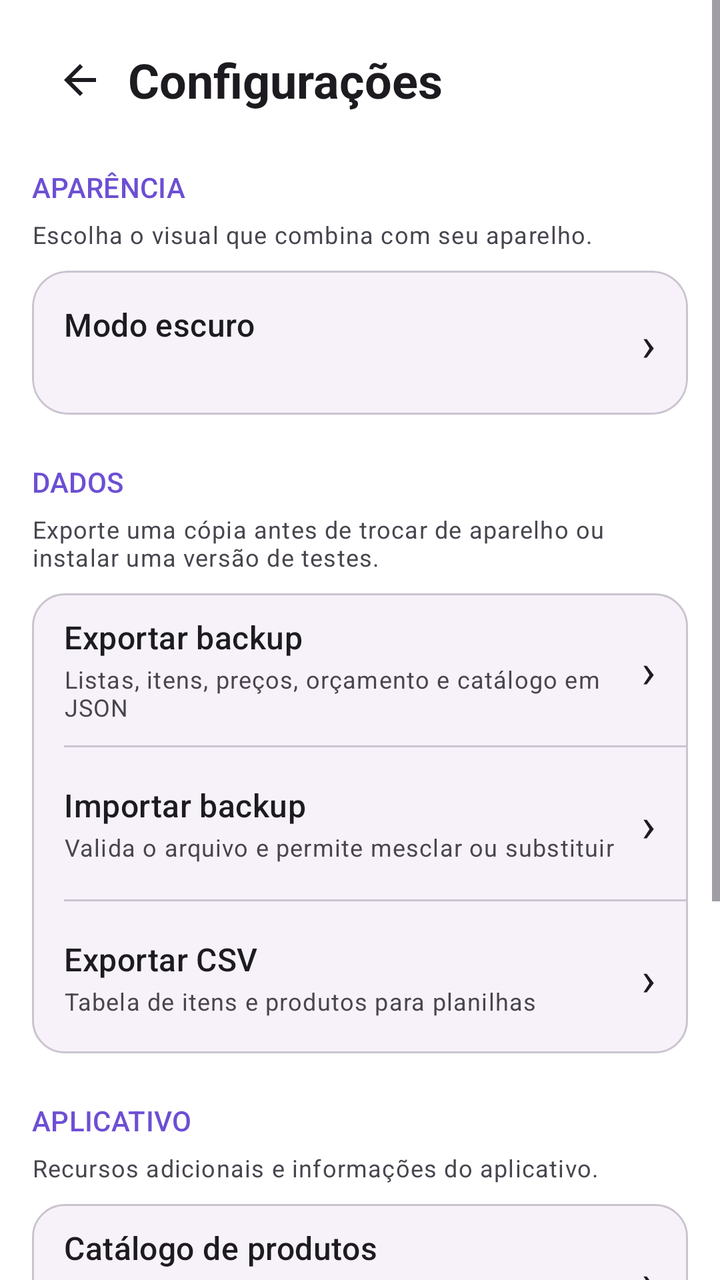
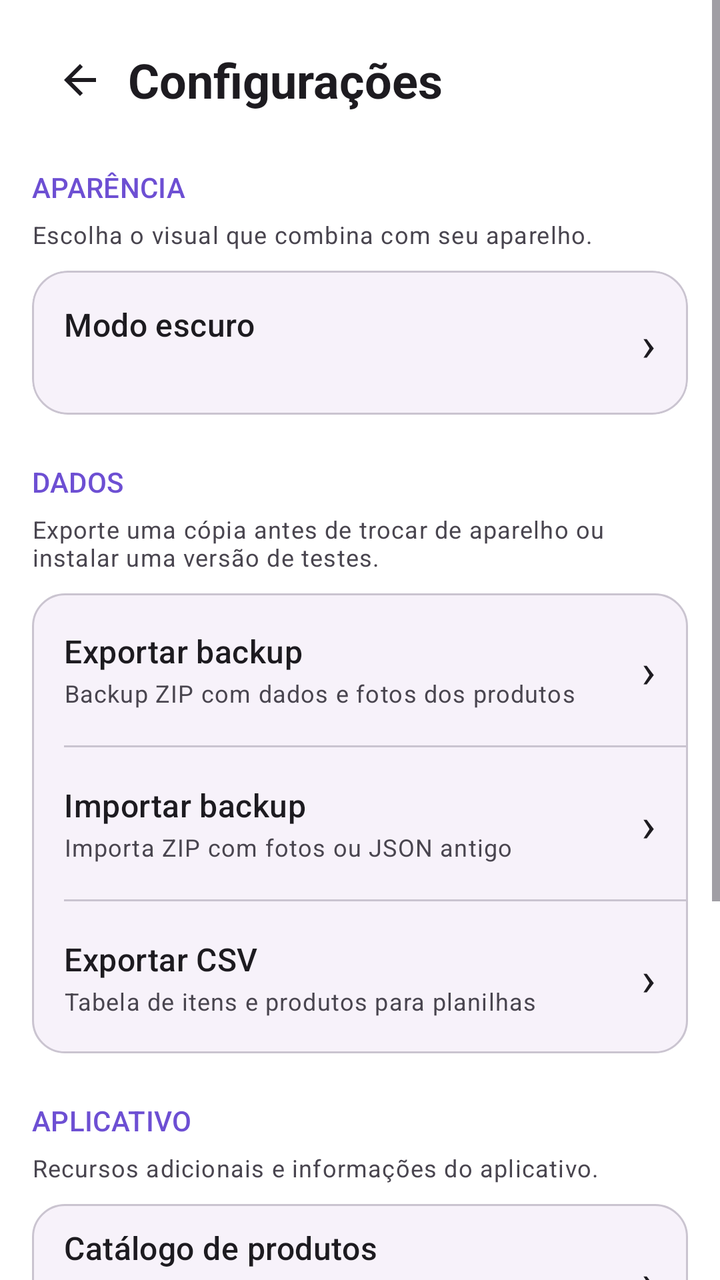

Compare the two renders of this Android layout. The source of the first and the diff that turns it into the second are given below.
<!-- AndroidManifest.xml: application theme Theme.ListaCompras -->
<!-- res/layout/activity_settings.xml -->
<?xml version="1.0" encoding="utf-8"?>
<ScrollView android:id="@+id/rootSettings" xmlns:android="http://schemas.android.com/apk/res/android"
    xmlns:app="http://schemas.android.com/apk/res-auto"
    android:layout_width="match_parent"
    android:layout_height="match_parent"
    android:background="?attr/colorSurface">

    <LinearLayout
        android:layout_width="match_parent"
        android:layout_height="wrap_content"
        android:orientation="vertical"
        android:padding="16dp">

        <LinearLayout
            android:layout_width="match_parent"
            android:layout_height="wrap_content"
            android:gravity="center_vertical"
            android:orientation="horizontal">

            <ImageButton
                android:id="@+id/buttonBackSettings"
                android:layout_width="48dp"
                android:layout_height="48dp"
                android:background="?attr/selectableItemBackgroundBorderless"
                android:contentDescription="Voltar"
                android:padding="12dp"
                android:src="@drawable/ic_back" />

            <TextView
                android:layout_width="0dp"
                android:layout_height="wrap_content"
                android:layout_weight="1"
                android:text="Configurações"
                android:textAppearance="@style/TextAppearance.Material3.HeadlineSmall"
                android:textStyle="bold" />
        </LinearLayout>

        <TextView
            android:layout_width="match_parent"
            android:layout_height="wrap_content"
            android:layout_marginTop="20dp"
            android:layout_marginBottom="6dp"
            android:text="APARÊNCIA"
            android:textAppearance="@style/TextAppearance.Material3.LabelLarge"
            android:textColor="?attr/colorPrimary" />
        <TextView
            android:layout_width="match_parent"
            android:layout_height="wrap_content"
            android:layout_marginBottom="10dp"
            android:text="Escolha o visual que combina com seu aparelho."
            android:textAppearance="@style/TextAppearance.Material3.BodySmall"
            android:textColor="?attr/colorOnSurfaceVariant" />

        <com.google.android.material.card.MaterialCardView
    style="@style/Widget.ListaCompras.Card"
            android:id="@+id/rowAppearance"
            android:layout_width="match_parent"
            android:layout_height="wrap_content"
            android:clickable="true"
            android:focusable="true"
            android:foreground="?attr/selectableItemBackground"
            app:cardBackgroundColor="?attr/colorSurfaceContainerLow"
            app:cardCornerRadius="18dp"
            app:cardElevation="0dp">

            <LinearLayout
                android:layout_width="match_parent"
                android:layout_height="wrap_content"
                android:minHeight="72dp"
                android:gravity="center_vertical"
                android:orientation="horizontal"
                android:padding="16dp">

                <LinearLayout
                    android:layout_width="0dp"
                    android:layout_height="wrap_content"
                    android:layout_weight="1"
                    android:orientation="vertical">
                    <TextView android:layout_width="wrap_content" android:layout_height="wrap_content" android:text="Modo escuro" android:textAppearance="@style/TextAppearance.Material3.TitleMedium" />
                    <TextView android:id="@+id/textAppearanceValue" android:layout_width="wrap_content" android:layout_height="wrap_content" android:layout_marginTop="2dp" android:textAppearance="@style/TextAppearance.Material3.BodySmall" />
                </LinearLayout>
                <TextView android:layout_width="wrap_content" android:layout_height="wrap_content" android:text="›" android:textAppearance="@style/TextAppearance.Material3.HeadlineSmall" />
            </LinearLayout>
        </com.google.android.material.card.MaterialCardView>

        <TextView
            android:layout_width="match_parent"
            android:layout_height="wrap_content"
            android:layout_marginTop="24dp"
            android:layout_marginBottom="6dp"
            android:text="DADOS"
            android:textAppearance="@style/TextAppearance.Material3.LabelLarge"
            android:textColor="?attr/colorPrimary" />
        <TextView
            android:layout_width="match_parent"
            android:layout_height="wrap_content"
            android:layout_marginBottom="10dp"
            android:text="Exporte uma cópia antes de trocar de aparelho ou instalar uma versão de testes."
            android:textAppearance="@style/TextAppearance.Material3.BodySmall"
            android:textColor="?attr/colorOnSurfaceVariant" />

        <LinearLayout
            android:layout_width="match_parent"
            android:layout_height="wrap_content"
            android:orientation="vertical"
            android:background="@drawable/bg_settings_group">

            <LinearLayout android:id="@+id/rowExportBackup" android:layout_width="match_parent" android:layout_height="76dp" android:gravity="center_vertical" android:paddingHorizontal="16dp" android:clickable="true" android:focusable="true" android:background="?attr/selectableItemBackground" android:orientation="horizontal">
                <LinearLayout android:layout_width="0dp" android:layout_height="wrap_content" android:layout_weight="1" android:orientation="vertical">
                    <TextView android:layout_width="wrap_content" android:layout_height="wrap_content" android:text="Exportar backup" android:textAppearance="@style/TextAppearance.Material3.TitleMedium" />
                    <TextView android:layout_width="wrap_content" android:layout_height="wrap_content" android:layout_marginTop="2dp" android:text="Listas, itens, preços, orçamento e catálogo em JSON" android:textAppearance="@style/TextAppearance.Material3.BodySmall" />
                </LinearLayout>
                <TextView android:layout_width="wrap_content" android:layout_height="wrap_content" android:text="›" android:textAppearance="@style/TextAppearance.Material3.HeadlineSmall" />
            </LinearLayout>

            <View android:layout_width="match_parent" android:layout_height="1dp" android:layout_marginStart="16dp" android:background="?attr/colorOutlineVariant" />

            <LinearLayout android:id="@+id/rowImportBackup" android:layout_width="match_parent" android:layout_height="76dp" android:gravity="center_vertical" android:paddingHorizontal="16dp" android:clickable="true" android:focusable="true" android:background="?attr/selectableItemBackground" android:orientation="horizontal">
                <LinearLayout android:layout_width="0dp" android:layout_height="wrap_content" android:layout_weight="1" android:orientation="vertical">
                    <TextView android:layout_width="wrap_content" android:layout_height="wrap_content" android:text="Importar backup" android:textAppearance="@style/TextAppearance.Material3.TitleMedium" />
                    <TextView android:layout_width="wrap_content" android:layout_height="wrap_content" android:layout_marginTop="2dp" android:text="Valida o arquivo e permite mesclar ou substituir" android:textAppearance="@style/TextAppearance.Material3.BodySmall" />
                </LinearLayout>
                <TextView android:layout_width="wrap_content" android:layout_height="wrap_content" android:text="›" android:textAppearance="@style/TextAppearance.Material3.HeadlineSmall" />
            </LinearLayout>

            <View android:layout_width="match_parent" android:layout_height="1dp" android:layout_marginStart="16dp" android:background="?attr/colorOutlineVariant" />

            <LinearLayout android:id="@+id/rowExportCsv" android:layout_width="match_parent" android:layout_height="76dp" android:gravity="center_vertical" android:paddingHorizontal="16dp" android:clickable="true" android:focusable="true" android:background="?attr/selectableItemBackground" android:orientation="horizontal">
                <LinearLayout android:layout_width="0dp" android:layout_height="wrap_content" android:layout_weight="1" android:orientation="vertical">
                    <TextView android:layout_width="wrap_content" android:layout_height="wrap_content" android:text="Exportar CSV" android:textAppearance="@style/TextAppearance.Material3.TitleMedium" />
                    <TextView android:layout_width="wrap_content" android:layout_height="wrap_content" android:layout_marginTop="2dp" android:text="Tabela de itens e produtos para planilhas" android:textAppearance="@style/TextAppearance.Material3.BodySmall" />
                </LinearLayout>
                <TextView android:layout_width="wrap_content" android:layout_height="wrap_content" android:text="›" android:textAppearance="@style/TextAppearance.Material3.HeadlineSmall" />
            </LinearLayout>
        </LinearLayout>

        <TextView
            android:layout_width="match_parent"
            android:layout_height="wrap_content"
            android:layout_marginTop="24dp"
            android:layout_marginBottom="6dp"
            android:text="APLICATIVO"
            android:textAppearance="@style/TextAppearance.Material3.LabelLarge"
            android:textColor="?attr/colorPrimary" />
        <TextView
            android:layout_width="match_parent"
            android:layout_height="wrap_content"
            android:layout_marginBottom="10dp"
            android:text="Recursos adicionais e informações do aplicativo."
            android:textAppearance="@style/TextAppearance.Material3.BodySmall"
            android:textColor="?attr/colorOnSurfaceVariant" />

        <LinearLayout
            android:layout_width="match_parent"
            android:layout_height="wrap_content"
            android:orientation="vertical"
            android:background="@drawable/bg_settings_group">

            <LinearLayout android:id="@+id/rowCatalog" android:layout_width="match_parent" android:layout_height="76dp" android:gravity="center_vertical" android:paddingHorizontal="16dp" android:clickable="true" android:focusable="true" android:background="?attr/selectableItemBackground" android:orientation="horizontal">
                <LinearLayout android:layout_width="0dp" android:layout_height="wrap_content" android:layout_weight="1" android:orientation="vertical">
                    <TextView android:layout_width="wrap_content" android:layout_height="wrap_content" android:text="Catálogo de produtos" android:textAppearance="@style/TextAppearance.Material3.TitleMedium" />
                    <TextView android:layout_width="wrap_content" android:layout_height="wrap_content" android:layout_marginTop="2dp" android:text="Produtos conhecidos, último preço e código de barras" android:textAppearance="@style/TextAppearance.Material3.BodySmall" />
                </LinearLayout>
                <TextView android:layout_width="wrap_content" android:layout_height="wrap_content" android:text="›" android:textAppearance="@style/TextAppearance.Material3.HeadlineSmall" />
            </LinearLayout>

            <View android:layout_width="match_parent" android:layout_height="1dp" android:layout_marginStart="16dp" android:background="?attr/colorOutlineVariant" />

            <LinearLayout android:id="@+id/rowChanges" android:layout_width="match_parent" android:layout_height="68dp" android:gravity="center_vertical" android:paddingHorizontal="16dp" android:clickable="true" android:focusable="true" android:background="?attr/selectableItemBackground" android:orientation="horizontal">
                <TextView android:layout_width="0dp" android:layout_height="wrap_content" android:layout_weight="1" android:text="Últimas alterações" android:textAppearance="@style/TextAppearance.Material3.TitleMedium" />
                <TextView android:layout_width="wrap_content" android:layout_height="wrap_content" android:text="›" android:textAppearance="@style/TextAppearance.Material3.HeadlineSmall" />
            </LinearLayout>

            <View android:layout_width="match_parent" android:layout_height="1dp" android:layout_marginStart="16dp" android:background="?attr/colorOutlineVariant" />

            <LinearLayout android:id="@+id/rowDonation" android:layout_width="match_parent" android:layout_height="76dp" android:gravity="center_vertical" android:paddingHorizontal="16dp" android:clickable="true" android:focusable="true" android:background="?attr/selectableItemBackground" android:orientation="horizontal">
                <LinearLayout android:layout_width="0dp" android:layout_height="wrap_content" android:layout_weight="1" android:orientation="vertical">
                    <TextView android:layout_width="wrap_content" android:layout_height="wrap_content" android:text="Doação via Pix" android:textAppearance="@style/TextAppearance.Material3.TitleMedium" />
                    <TextView android:layout_width="wrap_content" android:layout_height="wrap_content" android:layout_marginTop="2dp" android:text="adriedson@outlook.com" android:textAppearance="@style/TextAppearance.Material3.BodySmall" />
                </LinearLayout>
                <TextView android:layout_width="wrap_content" android:layout_height="wrap_content" android:text="›" android:textAppearance="@style/TextAppearance.Material3.HeadlineSmall" />
            </LinearLayout>

            <View android:layout_width="match_parent" android:layout_height="1dp" android:layout_marginStart="16dp" android:background="?attr/colorOutlineVariant" />

            <LinearLayout android:id="@+id/rowAbout" android:layout_width="match_parent" android:layout_height="68dp" android:gravity="center_vertical" android:paddingHorizontal="16dp" android:clickable="true" android:focusable="true" android:background="?attr/selectableItemBackground" android:orientation="horizontal">
                <TextView android:layout_width="0dp" android:layout_height="wrap_content" android:layout_weight="1" android:text="Sobre" android:textAppearance="@style/TextAppearance.Material3.TitleMedium" />
                <TextView android:layout_width="wrap_content" android:layout_height="wrap_content" android:text="›" android:textAppearance="@style/TextAppearance.Material3.HeadlineSmall" />
            </LinearLayout>
        </LinearLayout>
    </LinearLayout>
</ScrollView>
<!-- resources referenced by this layout -->
<resources>
  <!-- drawable bg_settings_group (drawable) -->
  <?xml version="1.0" encoding="utf-8"?>
  <shape xmlns:android="http://schemas.android.com/apk/res/android" android:shape="rectangle">
      <solid android:color="?attr/colorSurfaceContainerLow" />
      <corners android:radius="16dp" />
      <stroke android:width="1dp" android:color="?attr/colorOutlineVariant" />
  </shape>
  <!-- drawable ic_back (drawable) -->
  <vector xmlns:android="http://schemas.android.com/apk/res/android" android:width="24dp" android:height="24dp" android:viewportWidth="24" android:viewportHeight="24">
      <path android:fillColor="?attr/colorOnSurface" android:pathData="M20,11H7.83l5.59,-5.59L12,4l-8,8 8,8 1.42,-1.41L7.83,13H20v-2z" />
  </vector>
  <style name="Widget.ListaCompras.Card" parent="Widget.Material3.CardView.Outlined">
          <item name="cardCornerRadius">@dimen/lc_radius_card</item>
          <item name="cardElevation">0dp</item>
          <item name="strokeColor">?attr/colorOutlineVariant</item>
          <item name="strokeWidth">1dp</item>
          <item name="cardBackgroundColor">?attr/colorSurfaceContainerLow</item>
      </style>
  <style name="Theme.ListaCompras" parent="Theme.Material3.DayNight.NoActionBar">
          <item name="colorPrimary">@color/primary</item>
          <item name="colorOnPrimary">@color/on_primary</item>
          <item name="colorPrimaryContainer">@color/primary_container</item>
          <item name="colorOnPrimaryContainer">@color/on_primary_container</item>
          <item name="colorSecondary">@color/secondary</item>
          <item name="colorOnSecondary">@color/on_secondary</item>
          <item name="colorSecondaryContainer">@color/secondary_container</item>
          <item name="colorOnSecondaryContainer">@color/on_secondary_container</item>
          <item name="android:colorBackground">@color/dark_background</item>
          <item name="colorSurface">@color/dark_surface</item>
          <item name="colorSurfaceVariant">@color/dark_surface_variant</item>
          <item name="colorSurfaceContainerLowest">@color/dark_surface_lowest</item>
          <item name="colorSurfaceContainerLow">@color/dark_surface_low</item>
          <item name="colorSurfaceContainer">@color/dark_surface_container</item>
          <item name="colorSurfaceContainerHigh">@color/dark_surface_high</item>
          <item name="colorSurfaceContainerHighest">@color/dark_surface_highest</item>
          <item name="colorOnSurface">@color/dark_on_surface</item>
          <item name="colorOnSurfaceVariant">@color/dark_on_surface_variant</item>
          <item name="colorOutline">@color/dark_outline</item>
          <item name="colorOutlineVariant">@color/dark_outline_variant</item>
          <item name="android:navigationBarColor">?attr/colorSurface</item>
          <item name="android:statusBarColor">?attr/colorSurface</item>
          <item name="android:windowLightStatusBar" tools:targetApi="m">true</item>
      </style>
  <dimen name="lc_radius_card">20dp</dimen>
  <color name="primary">#6D4FD3</color>
  <color name="on_primary">#FFFFFF</color>
  <color name="primary_container">#E9E1FF</color>
  <color name="on_primary_container">#24124F</color>
  <color name="secondary">#625B71</color>
  <color name="on_secondary">#FFFFFF</color>
  <color name="secondary_container">#E8DEF8</color>
  <color name="on_secondary_container">#1D192B</color>
  <color name="dark_background">#F7F7FC</color>
  <color name="dark_surface">#FFFFFF</color>
  <color name="dark_surface_variant">#F0EDF5</color>
  <color name="dark_surface_lowest">#FFFFFF</color>
  <color name="dark_surface_low">#F7F2FA</color>
  <color name="dark_surface_container">#F4F0FA</color>
  <color name="dark_surface_high">#ECE6F0</color>
  <color name="dark_surface_highest">#E6E0E9</color>
  <color name="dark_on_surface">#1D1B20</color>
  <color name="dark_on_surface_variant">#49454F</color>
  <color name="dark_outline">#79747E</color>
  <color name="dark_outline_variant">#CAC4D0</color>
</resources>

<!-- the commit's change to res/layout/activity_settings.xml (unified diff, before → after) -->
@@ -108,7 +108,7 @@
             <LinearLayout android:id="@+id/rowExportBackup" android:layout_width="match_parent" android:layout_height="76dp" android:gravity="center_vertical" android:paddingHorizontal="16dp" android:clickable="true" android:focusable="true" android:background="?attr/selectableItemBackground" android:orientation="horizontal">
                 <LinearLayout android:layout_width="0dp" android:layout_height="wrap_content" android:layout_weight="1" android:orientation="vertical">
                     <TextView android:layout_width="wrap_content" android:layout_height="wrap_content" android:text="Exportar backup" android:textAppearance="@style/TextAppearance.Material3.TitleMedium" />
-                    <TextView android:layout_width="wrap_content" android:layout_height="wrap_content" android:layout_marginTop="2dp" android:text="Listas, itens, preços, orçamento e catálogo em JSON" android:textAppearance="@style/TextAppearance.Material3.BodySmall" />
+                    <TextView android:layout_width="wrap_content" android:layout_height="wrap_content" android:layout_marginTop="2dp" android:text="Backup ZIP com dados e fotos dos produtos" android:textAppearance="@style/TextAppearance.Material3.BodySmall" />
                 </LinearLayout>
                 <TextView android:layout_width="wrap_content" android:layout_height="wrap_content" android:text="›" android:textAppearance="@style/TextAppearance.Material3.HeadlineSmall" />
             </LinearLayout>
@@ -118,7 +118,7 @@
             <LinearLayout android:id="@+id/rowImportBackup" android:layout_width="match_parent" android:layout_height="76dp" android:gravity="center_vertical" android:paddingHorizontal="16dp" android:clickable="true" android:focusable="true" android:background="?attr/selectableItemBackground" android:orientation="horizontal">
                 <LinearLayout android:layout_width="0dp" android:layout_height="wrap_content" android:layout_weight="1" android:orientation="vertical">
                     <TextView android:layout_width="wrap_content" android:layout_height="wrap_content" android:text="Importar backup" android:textAppearance="@style/TextAppearance.Material3.TitleMedium" />
-                    <TextView android:layout_width="wrap_content" android:layout_height="wrap_content" android:layout_marginTop="2dp" android:text="Valida o arquivo e permite mesclar ou substituir" android:textAppearance="@style/TextAppearance.Material3.BodySmall" />
+                    <TextView android:layout_width="wrap_content" android:layout_height="wrap_content" android:layout_marginTop="2dp" android:text="Importa ZIP com fotos ou JSON antigo" android:textAppearance="@style/TextAppearance.Material3.BodySmall" />
                 </LinearLayout>
                 <TextView android:layout_width="wrap_content" android:layout_height="wrap_content" android:text="›" android:textAppearance="@style/TextAppearance.Material3.HeadlineSmall" />
             </LinearLayout>
